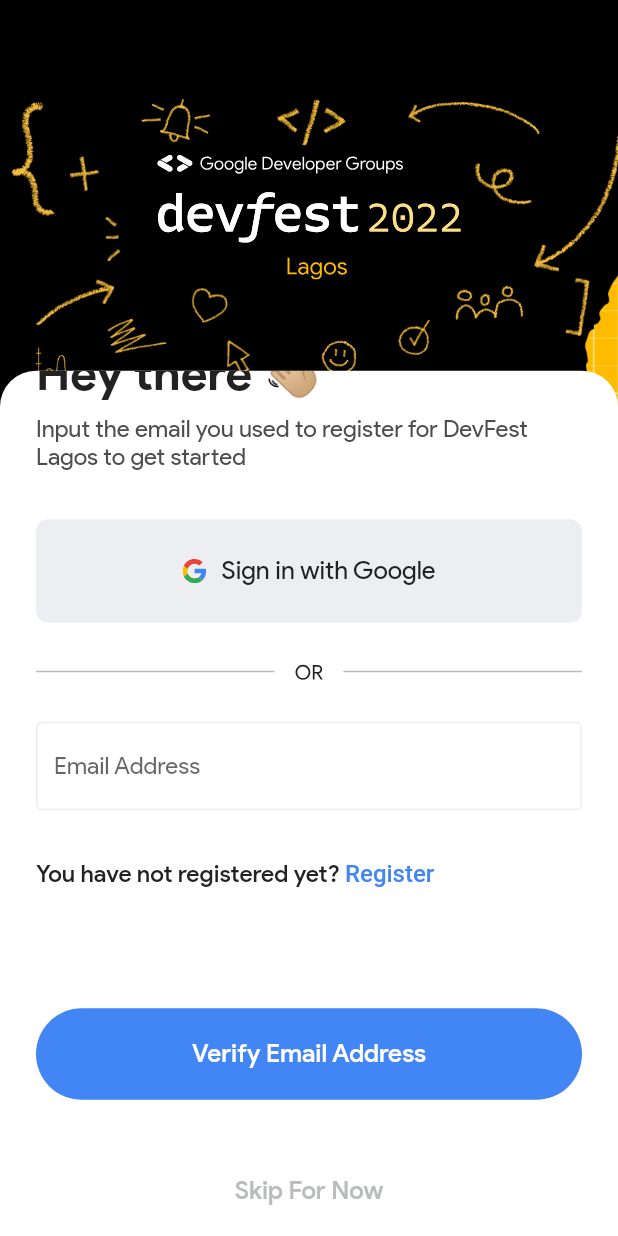
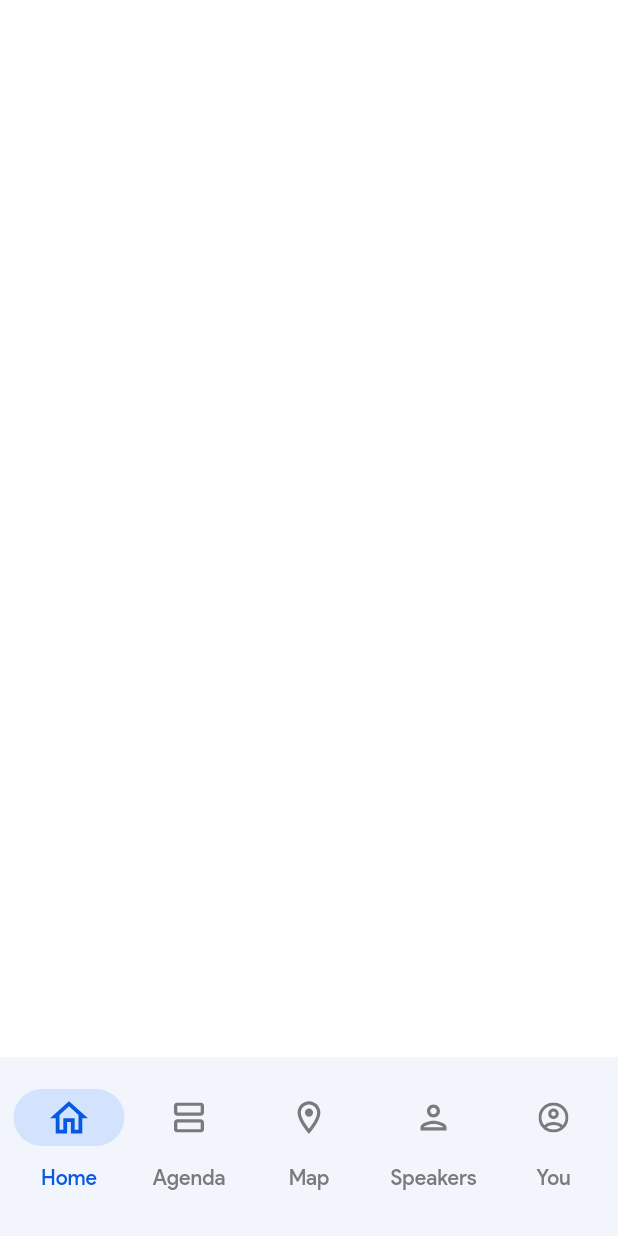
Before and after one commit to geektutor/devfestlagos2022, a Flutter app: the SignInPage screen opened by its route, scrolled down 42 dp, after a tap on "Verify Email Address", on a phone screen of 412 x 824 dp. Run offline on Flutter 3.47's test engine with Material 2 defaults, Android fonts, the phone set to English and light mode, and no system bars; our stand-ins replace dartx, firebase_core, flutter_svg, gap, go_router, hooks_riverpod; accounts and stored records are empty; generated files the repository leaves out were written again; Roboto replaces fonts that are missing (CerebriSans).

Commit message:
feat: added bottom navigation

```diff
--- a/lib/app/view/app.dart
+++ b/lib/app/view/app.dart
@@ -1,5 +1,5 @@
 import 'package:devfest/core/router/router.dart';
-import 'package:devfest/state/providers.dart';
+import 'package:devfest/core/state/providers.dart';
 import 'package:flutter/material.dart';
 import 'package:flutter_localizations/flutter_localizations.dart';
 import 'package:hooks_riverpod/hooks_riverpod.dart';
--- a/lib/core/router/navigation_router.dart
+++ b/lib/core/router/navigation_router.dart
@@ -1,4 +1,5 @@
 import 'package:devfest/core/router/routes.dart';
+import 'package:devfest/views/controller_page/controller_page.dart';
 import 'package:devfest/views/onboarding/onboarding_page.dart';
 import 'package:devfest/views/signin_page/signin_page.dart';
 import 'package:devfest/views/splash_page.dart';
@@ -19,5 +20,9 @@
       path: Routes.signInPage,
       builder: (context, state) => const SignInPage(),
     ),
+    GoRoute(
+      path: Routes.controllerPage,
+      builder: (context, state) => const ControllerPage(),
+    ),
   ],
 );
--- a/lib/core/router/routes.dart
+++ b/lib/core/router/routes.dart
@@ -2,4 +2,5 @@
   static const splashPage = '/';
   static const onboardingPage = '/onboarding_page';
   static const signInPage = '/signin_page';
+  static const controllerPage = '/controller_page';
 }
--- a/lib/state/providers.dart
+++ b/lib/core/state/providers.dart
@@ -1,6 +1,8 @@
-import 'package:devfest/state/viewmodels/home_vm.dart';
-import 'package:devfest/state/viewmodels/theme_vm.dart';
+
 import 'package:hooks_riverpod/hooks_riverpod.dart';
 
+import 'package:devfest/core/state/viewmodels/viewmodels.dart';
+
 final homeVM = ChangeNotifierProvider((_) => HomeVM(_.read));
+final controllerVM = ChangeNotifierProvider((_) => ControllerVM(_.read));
 final themeVM = ChangeNotifierProvider((_) => ThemeVM());
--- /dev/null
+++ b/lib/core/state/viewmodels/controller_vm.dart
@@ -0,0 +1,60 @@
+import 'package:devfest/views/controller_page/controller_page_item.dart';
+import 'package:devfest/views/controller_page/tabs/home/home_page.dart';
+import 'package:flutter/cupertino.dart';
+import 'package:hooks_riverpod/hooks_riverpod.dart';
+
+class ControllerVM extends ChangeNotifier {
+  final Reader read;
+
+  ControllerVM(this.read);
+
+  int _currentTab = 0;
+  int get currentTab => _currentTab;
+  set currentTab(int val) {
+    _currentTab = val;
+    notifyListeners();
+  }
+
+  final pages = <ControllerPageItem>[
+    const ControllerPageItem(
+      page: HomePage(
+        key: PageStorageKey<String>('home'),
+      ),
+      image: 'home',
+      name: 'Home',
+    ),
+    const ControllerPageItem(
+      page: HomePage(
+        key: PageStorageKey<String>('agenda'),
+      ),
+      image: 'agenda',
+      name: 'Agenda',
+    ),
+    const ControllerPageItem(
+      page: HomePage(
+        key: PageStorageKey<String>('map'),
+      ),
+      image: 'map',
+      name: 'Map',
+    ),
+    const ControllerPageItem(
+      page: HomePage(
+        key: PageStorageKey<String>('speakers'),
+      ),
+      image: 'speakers',
+      name: 'Speakers',
+    ),
+    const ControllerPageItem(
+      page: HomePage(
+        key: PageStorageKey<String>('You'),
+      ),
+      image: 'you',
+      name: 'You',
+    ),
+  ];
+
+  /// Handle bottom navigation bar index change
+  void onPageChanged(int index) {
+    currentTab = index;
+  }
+}
--- a/lib/state/viewmodels/theme_vm.dart
+++ b/lib/core/state/viewmodels/theme_vm.dart
@@ -21,10 +21,6 @@
         colorScheme: const ColorScheme.light(
           primary: Colors.blue,
         ),
-        /* textSelectionTheme: TextSelectionThemeData(
-            cursorColor: kEdenGreen,
-            selectionHandleColor: kEdenGreen,
-            selectionColor: kEdenGreen.withOpacity(0.1)) ,*/
         useMaterial3: false,
         visualDensity: VisualDensity.adaptivePlatformDensity,
       );
--- /dev/null
+++ b/lib/core/state/viewmodels/viewmodels.dart
@@ -0,0 +1,3 @@
+export 'controller_vm.dart';
+export 'home_vm.dart';
+export 'theme_vm.dart';
--- a/lib/utils/colors.dart
+++ b/lib/utils/colors.dart
@@ -8,7 +8,10 @@
   static const background = Color(0xFFE5E5E5);
   static const lightYellow = Color(0xFFFFFBF0);
 
-  static const blue2 = Color(0xff8EB6F8);
+  static const blue2 = Color(0xFF8EB6F8);
+  static const blueIcon = Color(0xFF0759E1);
+  static const blueIconBackground= Color(0xFFD3E3FD);
+  static const blueBackground = Color(0xFFF2F5FC);
   static const primaryBlue = Color(0xFF4285F4);
   static const lightBlue = Color(0xFFF1F6FE);
 
@@ -16,6 +19,7 @@
   static const grey2 = Color(0xFF202124);
   static const grey4 = Color(0xFF36373A);
   static const grey6 = Color(0xFF4D4D50);
+  static const grey12 = Color(0xFF797A7C);
   static const grey16 = Color(0xFFBABBBE);
   static const greyWhite80 = Color(0xFFEDEEF1);
 }
--- /dev/null
+++ b/lib/views/controller_page/controller_page.dart
@@ -0,0 +1,49 @@
+import 'package:devfest/core/state/providers.dart';
+import 'package:devfest/views/controller_page/widgets/controller_bottom_nav.dart';
+import 'package:devfest/widgets/app_bar.dart';
+import 'package:flutter/material.dart';
+import 'package:hooks_riverpod/hooks_riverpod.dart';
+
+import 'package:devfest/utils/colors.dart';
+
+class ControllerPage extends StatefulHookConsumerWidget {
+  const ControllerPage({Key? key}) : super(key: key);
+
+  @override
+  ConsumerState<ControllerPage> createState() => _ControllerPageState();
+}
+
+class _ControllerPageState extends ConsumerState<ControllerPage>
+    with WidgetsBindingObserver {
+  @override
+  Widget build(BuildContext context) {
+    final currentTab = ref.watch(
+      controllerVM.select(
+        (v) => v.currentTab,
+      ),
+    );
+
+    final pages = ref.watch(controllerVM.select(
+      (v) => v.pages.map((e) => e.page).toList(),
+    ));
+
+    return Scaffold(
+      backgroundColor: AppColors.white,
+      appBar: const EmptyAppBar(),
+      // this to prevent the default sliding behaviour
+      drawerEnableOpenDragGesture: false,
+      body: IndexedStack(
+        index: currentTab,
+        children: pages,
+      ),
+      bottomNavigationBar: const DevFestControllerBottomNav(),
+    );
+  }
+
+  @override
+  void didChangeAppLifecycleState(AppLifecycleState state) async {
+    if (state == AppLifecycleState.resumed) {
+      FocusManager.instance.primaryFocus!.unfocus();
+    }
+  }
+}
--- /dev/null
+++ b/lib/views/controller_page/controller_page_item.dart
@@ -0,0 +1,12 @@
+import 'package:flutter/material.dart';
+
+class ControllerPageItem {
+  const ControllerPageItem({
+    required this.page,
+    required this.image,
+    required this.name,
+  });
+
+  final Widget page;
+  final String image, name;
+}
--- /dev/null
+++ b/lib/views/controller_page/tabs/home/home_page.dart
@@ -0,0 +1,10 @@
+import 'package:flutter/material.dart';
+
+class HomePage extends StatelessWidget {
+  const HomePage({Key? key}) : super(key: key);
+
+  @override
+  Widget build(BuildContext context) {
+    return Container();
+  }
+}
--- /dev/null
+++ b/lib/views/controller_page/widgets/controller_bottom_nav.dart
@@ -0,0 +1,100 @@
+import 'package:devfest/core/state/providers.dart';
+import 'package:devfest/utils/colors.dart';
+import 'package:devfest/utils/extensions/extensions.dart';
+import 'package:devfest/widgets/touchable_opacity.dart';
+import 'package:flutter/material.dart';
+import 'package:gap/gap.dart';
+import 'package:hooks_riverpod/hooks_riverpod.dart';
+import 'package:flutter_svg/svg.dart';
+
+class DevFestControllerBottomNav extends HookConsumerWidget {
+  const DevFestControllerBottomNav({super.key});
+
+  @override
+  Widget build(BuildContext context, ref) {
+    final pages = ref.watch(
+      controllerVM.select(
+        (v) => v.pages,
+      ),
+    );
+
+    final currentTab = ref.watch(
+      controllerVM.select(
+        (v) => v.currentTab,
+      ),
+    );
+
+    return Container(
+      color: AppColors.blueBackground,
+      child: Column(
+        mainAxisSize: MainAxisSize.min,
+        children: [
+          Container(
+            height: 1,
+            color: const Color(0xffF1F4F2),
+          ),
+          Padding(
+            padding: const EdgeInsets.only(bottom: 30, top: 20),
+            child: Row(
+              mainAxisAlignment: MainAxisAlignment.spaceEvenly,
+              children: [
+                for (var i = 0; i < pages.length; i++)
+                  Tooltip(
+                    message: pages[i].name,
+                    child: TouchableOpacity(
+                      onTap: () => ref.read(controllerVM).onPageChanged(i),
+                      child: Builder(
+                        builder: (BuildContext context) {
+                          final item = pages[i];
+                          final selected = i == currentTab;
+                          return Column(
+                            crossAxisAlignment: CrossAxisAlignment.center,
+                            children: [
+                              AnimatedContainer(
+                                height: 38,
+                                padding: const EdgeInsets.symmetric(
+                                  horizontal: 24,
+                                  vertical: 8,
+                                ),
+                                decoration: selected
+                                    ? BoxDecoration(
+                                        color: AppColors.blueIconBackground,
+                                        borderRadius:
+                                            BorderRadius.circular(100),
+                                      )
+                                    : null,
+                                duration: const Duration(milliseconds: 350),
+                                child: SvgPicture.asset(
+                                  item.image.svg,
+                                  width: i == 1 || i == 4 ? 20 : 26,
+                                  fit: BoxFit.fitWidth,
+                                  color: selected
+                                      ? AppColors.blueIcon
+                                      : AppColors.grey12,
+                                ),
+                              ),
+                              const Gap(13),
+                              Text(
+                                item.name,
+                                style: TextStyle(
+                                  color: selected
+                                      ? AppColors.blueIcon
+                                      : AppColors.grey12,
+                                  fontSize: 14,
+                                  fontWeight: FontWeight.w500,
+                                ),
+                              )
+                            ],
+                          );
+                        },
+                      ),
+                    ),
+                  ),
+              ],
+            ),
+          ),
+        ],
+      ),
+    );
+  }
+}
--- a/lib/views/signin_page/signin_page.dart
+++ b/lib/views/signin_page/signin_page.dart
@@ -1,4 +1,3 @@
-import 'package:dartz/dartz.dart';
 import 'package:devfest/core/router/router.dart';
 import 'package:devfest/utils/colors.dart';
 import 'package:devfest/utils/extensions/extensions.dart';
@@ -136,14 +135,14 @@
                   const Gap(80),
                   DevFestButton(
                     text: 'Verify Email Address',
-                    onTap: () => context.go(Routes.signInPage),
+                    onTap: () => context.go(Routes.controllerPage),
                   ),
                   const Gap(30),
                   DevFestButton(
                     text: 'Skip For Now',
                     color: Colors.transparent,
                     textColor: AppColors.grey16,
-                    onTap: () => context.go(Routes.signInPage),
+                    onTap: () => context.go(Routes.controllerPage),
                   ),
                 ],
               ),
--- a/lib/widgets/stories/flutter_stories.dart
+++ b/lib/widgets/stories/flutter_stories.dart
@@ -200,7 +200,7 @@
     }
   }
 
-  void _onTapDown(TapDownDetails details) => _controller.stop();
+ // void _onTapDown(TapDownDetails details) => _controller.stop();
 
   void _onTapUp(TapUpDetails details) {
     if (widget.controller == null) {
```
Also changed, not shown: assets/images/svg/agenda.svg (added), assets/images/svg/home.svg (added), assets/images/svg/map.svg (added), assets/images/svg/speakers.svg (added), assets/images/svg/you.svg (added), lib/core/state/viewmodels/home_vm.dart (renamed from lib/state/viewmodels/home_vm.dart).
